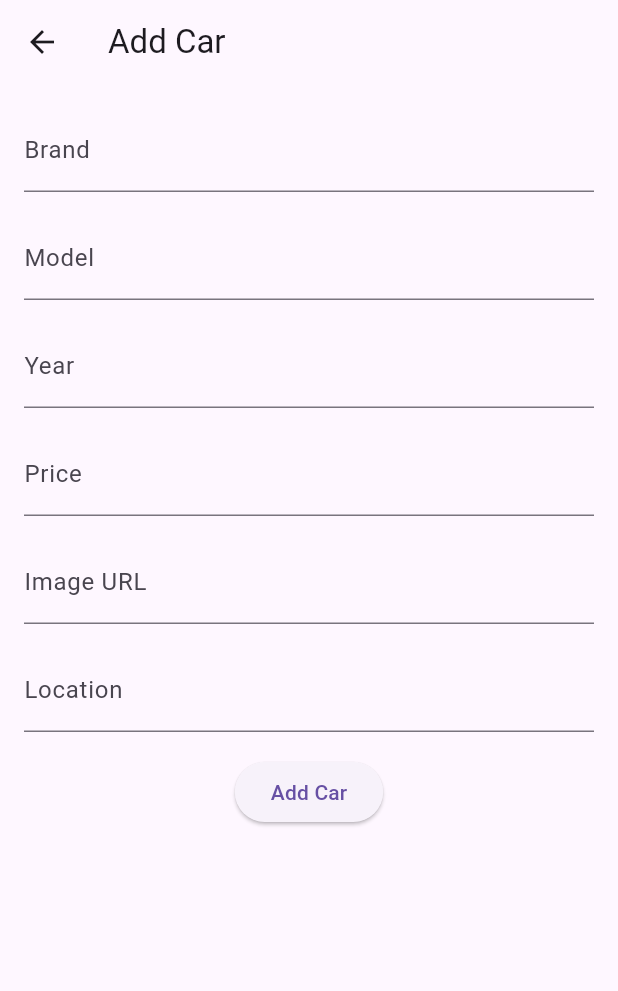
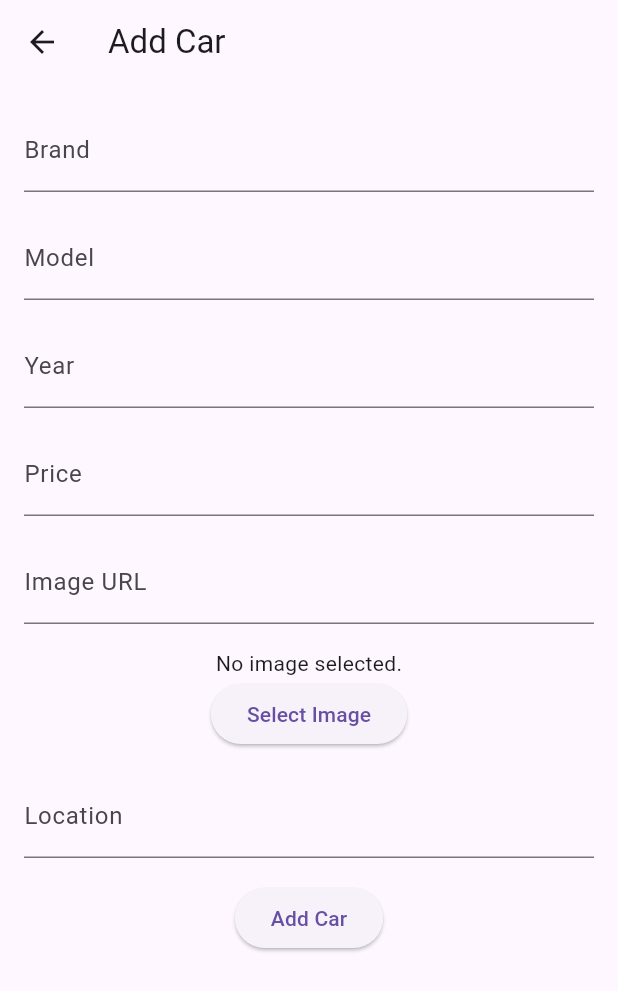
Before and after one commit to mhusseinah/jules, a Flutter app: the screen it shows after launch, after a tap on the "add" icon, on a phone screen of 412 x 824 dp. Shown: the top 991 px of the screen. Run offline on Flutter 3.47's test engine with Material 3 defaults, Android fonts, the phone set to English and light mode, and no system bars; our stand-ins replace image_picker.

Commit message:
feat: Add image picker to upload car images

```diff
--- a/souq_cars/lib/add_car_screen.dart
+++ b/souq_cars/lib/add_car_screen.dart
@@ -1,4 +1,7 @@
+import 'dart:io';
+
 import 'package:flutter/material.dart';
+import 'package:image_picker/image_picker.dart';
 import 'package:souq_cars/car.dart';
 
 class AddCarScreen extends StatefulWidget {
@@ -17,6 +20,15 @@ class _AddCarScreenState extends State<AddCarScreen> {
   final _priceController = TextEditingController();
   final _imageUrlController = TextEditingController();
   final _locationController = TextEditingController();
+  XFile? _imageFile;
+
+  Future<void> _pickImage() async {
+    final pickedFile =
+        await ImagePicker().pickImage(source: ImageSource.gallery);
+    setState(() {
+      _imageFile = pickedFile;
+    });
+  }
 
   @override
   Widget build(BuildContext context) {
@@ -65,6 +77,14 @@ class _AddCarScreenState extends State<AddCarScreen> {
               ),
             ),
             const SizedBox(height: 16.0),
+            _imageFile == null
+                ? const Text('No image selected.')
+                : Image.file(File(_imageFile!.path)),
+            ElevatedButton(
+              onPressed: _pickImage,
+              child: const Text('Select Image'),
+            ),
+            const SizedBox(height: 16.0),
             TextField(
               controller: _locationController,
               decoration: const InputDecoration(
@@ -79,7 +99,7 @@ class _AddCarScreenState extends State<AddCarScreen> {
                   model: _modelController.text,
                   year: int.parse(_yearController.text),
                   price: int.parse(_priceController.text),
-                  imageUrl: _imageUrlController.text,
+                  imageUrl: _imageFile?.path ?? '',
                   location: _locationController.text,
                 );
                 widget.onCarAdded(car);
--- a/souq_cars/pubspec.yaml
+++ b/souq_cars/pubspec.yaml
@@ -15,6 +15,7 @@ dependencies:
     sdk: flutter
   cupertino_icons: ^1.0.2
   image: ^4.0.17
+  image_picker: ^1.0.4
 
 dev_dependencies:
   flutter_test:
```
